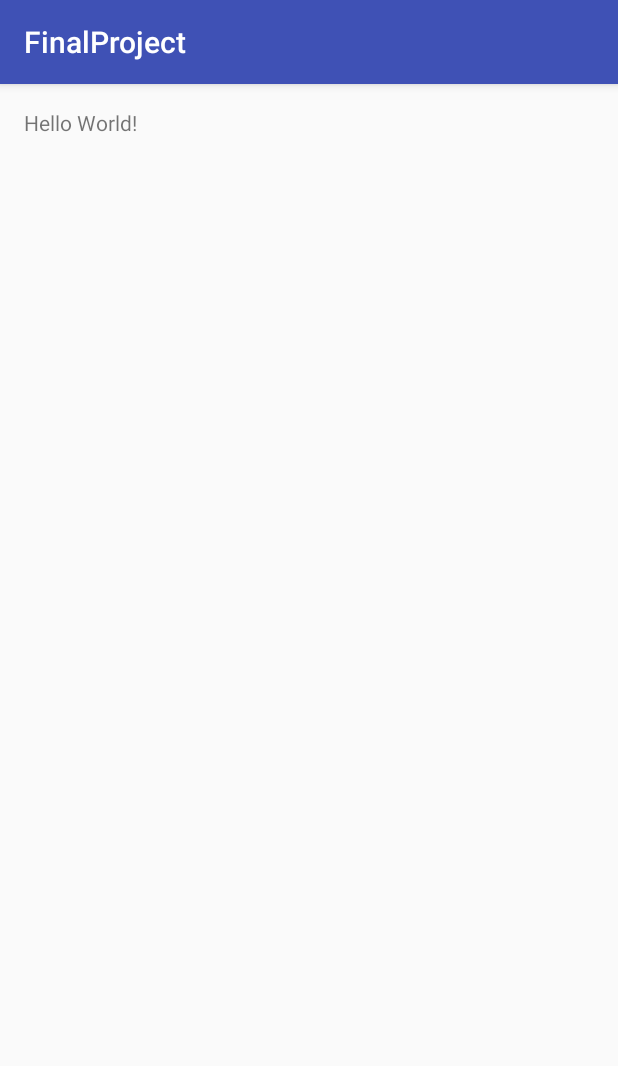
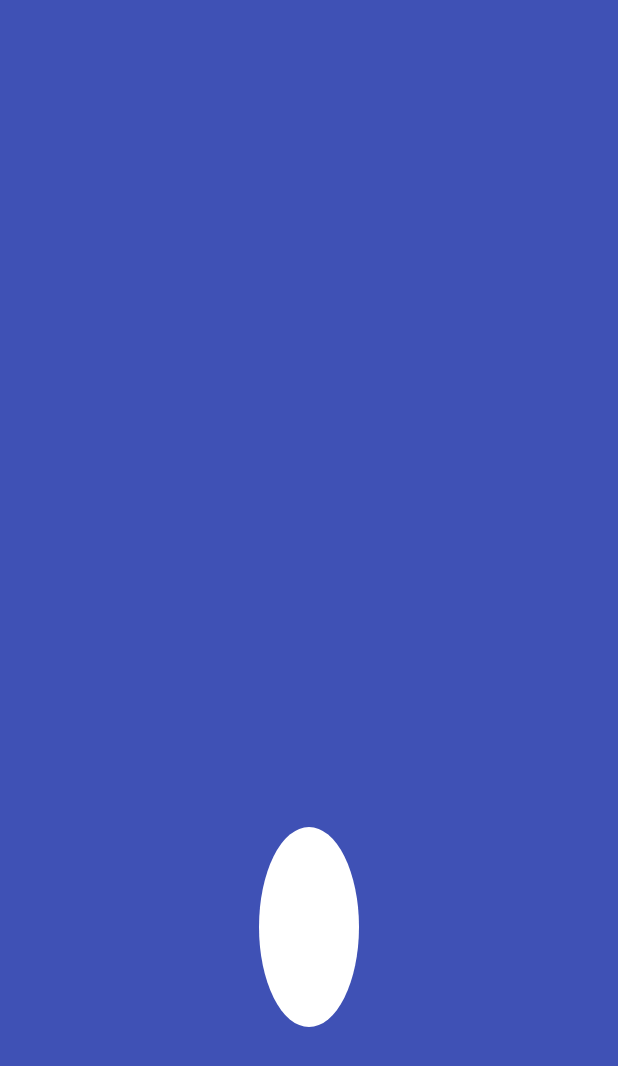
Before and after one commit to AmitShmuel/Deep-Diving, an Android app: the screen it shows after launch (MainActivity before the commit, GameViewActivity after it), on a phone screen of 412 x 824 dp. Shown: the top 1066 px of the screen. Run offline under Robolectric (Android 15) with nearby library versions, the phone set to English and light mode, and no system bars.

Commit message:
add main character that moves on-touch events

```diff
--- a/app/build.gradle
+++ b/app/build.gradle
@@ -26,4 +26,5 @@ dependencies {
     })
     compile 'com.android.support:appcompat-v7:25.1.0'
     testCompile 'junit:junit:4.12'
+    compile 'com.android.support.constraint:constraint-layout:1.0.0-beta4'
 }
--- a/app/src/main/AndroidManifest.xml
+++ b/app/src/main/AndroidManifest.xml
@@ -8,7 +8,7 @@
         android:label="@string/app_name"
         android:supportsRtl="true"
         android:theme="@style/AppTheme">
-        <activity android:name=".MainActivity">
+        <activity android:name=".GameViewActivity">
             <intent-filter>
                 <action android:name="android.intent.action.MAIN" />
 
--- /dev/null
+++ b/app/src/main/java/com/example/aamit/finalproject/GameAnimationView.java
@@ -0,0 +1,108 @@
+package com.example.aamit.finalproject;
+
+import android.content.Context;
+import android.graphics.Canvas;
+import android.graphics.Color;
+import android.graphics.Paint;
+import android.util.AttributeSet;
+import android.view.MotionEvent;
+
+/**
+ * Created by aamit on 12/28/2016.
+ * Main view of the game
+ */
+
+public class GameAnimationView extends android.support.constraint.ConstraintLayout {
+
+    private Character mainChar;
+//    private Obstacle[] obstacles;
+    float viewWidth, viewHeight;
+
+    public GameAnimationView(Context context, AttributeSet attrs) {
+        super(context, attrs);
+        setWillNotDraw(false);
+
+        mainChar = new Character();
+//        obstacles = new Obstacle[] {
+//                new Obstacle(),
+//                new Obstacle(),
+//                new Obstacle()
+//        };
+//        System.out.println("=================================="+mainChar.position.x);
+    }
+
+    @Override
+    protected void onSizeChanged(int w, int h, int oldw, int oldh) {
+        viewWidth = getWidth();
+        viewHeight = getHeight();
+
+        mainChar.setSize(100, 200);
+//        for (Obstacle obstacle: obstacles) {
+//        }
+
+        super.onSizeChanged(w, h, oldw, oldh);
+    }
+
+    @Override
+    protected void onDraw(Canvas canvas) {
+
+        mainChar.draw(canvas);
+//        for (Obstacle obstacle: obstacles) {
+//            obstacle.draw(canvas);
+//        }
+
+        postInvalidateOnAnimation();
+    }
+
+    @Override
+    public boolean onTouchEvent(MotionEvent event) {
+        switch(event.getAction()) {
+            case MotionEvent.ACTION_DOWN:
+            case MotionEvent.ACTION_MOVE:
+                if(event.getY() < viewHeight/2)
+                    break;
+                mainChar.movePlayer((int) event.getX(), (int) event.getY()-100);
+        }
+
+        return true;
+    }
+
+    class Character extends GameObject{
+
+        Paint paint = new Paint();
+
+        Character() {
+            paint.setColor(Color.WHITE);
+        }
+
+        void setSize(float width, float height) {
+            objWidth = width;
+            objHeight = height;
+            body.set(viewWidth/2 - objWidth/2, viewHeight*0.75f - objHeight/2, viewWidth/2 + objWidth/2, viewHeight*0.75f + objHeight/2);
+        }
+
+        void movePlayer(int x, int y) {
+            body.set(x - body.width()/2, y - body.height()/2, x + body.width()/2, y + body.height()/2);
+        }
+
+        @Override
+        protected void draw(Canvas canvas) {
+            canvas.drawOval(body, paint);
+//            System.out.println(body.toString());
+        }
+    }
+
+//    class Obstacle extends GameObject {
+//
+//        private final float X_SPEED = 28f;
+//
+//        Obstacle() {
+//
+//        }
+//
+//        @Override
+//        protected void draw(Canvas canvas) {
+//
+//        }
+//    }
+}
--- /dev/null
+++ b/app/src/main/java/com/example/aamit/finalproject/GameObject.java
@@ -0,0 +1,22 @@
+package com.example.aamit.finalproject;
+
+import android.graphics.Canvas;
+import android.graphics.Point;
+import android.graphics.RectF;
+
+/**
+ * Created by aamit on 12/29/2016.
+ */
+
+public abstract class GameObject {
+
+    protected RectF body = new RectF();
+    protected float objWidth, objHeight;
+    protected int color;
+
+    protected abstract void draw(Canvas canvas);
+
+    protected void measure() {
+
+    }
+}
--- a/app/src/main/java/com/example/aamit/finalproject/MainActivity.java
+++ b/app/src/main/java/com/example/aamit/finalproject/GameViewActivity.java
@@ -3,11 +3,13 @@ package com.example.aamit.finalproject;
 import android.support.v7.app.AppCompatActivity;
 import android.os.Bundle;
 
-public class MainActivity extends AppCompatActivity {
+public class GameViewActivity extends AppCompatActivity {
 
     @Override
     protected void onCreate(Bundle savedInstanceState) {
         super.onCreate(savedInstanceState);
-        setContentView(R.layout.activity_main);
+        setContentView(R.layout.activity_game_view);
+
+        getSupportActionBar().hide();
     }
 }
--- /dev/null
+++ b/app/src/main/res/layout/activity_game_view.xml
@@ -0,0 +1,10 @@
+<?xml version="1.0" encoding="utf-8"?>
+<com.example.aamit.finalproject.GameAnimationView
+    xmlns:android="http://schemas.android.com/apk/res/android"
+    xmlns:tools="http://schemas.android.com/tools"
+    android:id="@+id/activity_game_view"
+    android:layout_width="match_parent"
+    android:layout_height="match_parent"
+    tools:context="com.example.aamit.finalproject.GameViewActivity"
+    android:background="@color/colorPrimary"
+    />
--- a/app/src/main/res/layout/activity_main.xml
+++ /dev/null
@@ -1,17 +0,0 @@
-<?xml version="1.0" encoding="utf-8"?>
-<RelativeLayout xmlns:android="http://schemas.android.com/apk/res/android"
-    xmlns:tools="http://schemas.android.com/tools"
-    android:id="@+id/activity_main"
-    android:layout_width="match_parent"
-    android:layout_height="match_parent"
-    android:paddingBottom="@dimen/activity_vertical_margin"
-    android:paddingLeft="@dimen/activity_horizontal_margin"
-    android:paddingRight="@dimen/activity_horizontal_margin"
-    android:paddingTop="@dimen/activity_vertical_margin"
-    tools:context="com.example.aamit.finalproject.MainActivity">
-
-    <TextView
-        android:layout_width="wrap_content"
-        android:layout_height="wrap_content"
-        android:text="Hello World!" />
-</RelativeLayout>
```
